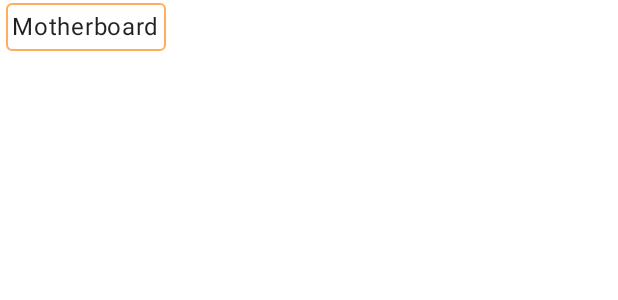
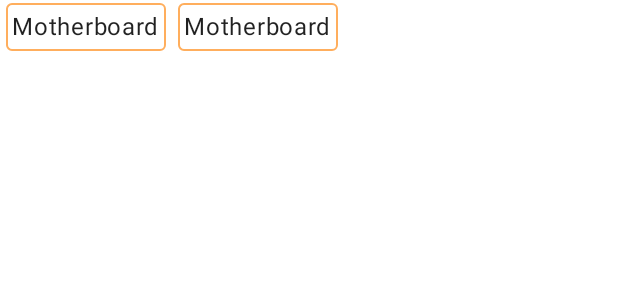
Before and after one commit to irham3/bangun-pc-android, an Android app built with Jetpack Compose: the @Preview function TextChipPreview, on a phone screen of 412 x 824 dp. Shown: the top 300 px of the screen. Run offline under Robolectric (Android 15) with nearby library versions, the phone set to English and light mode, and no system bars; our stand-ins replace accompanist.

Commit message:
Improving TextChip

```diff
--- a/app/src/main/java/com/kaizen/bangunpc/ui/components/TextChip.kt
+++ b/app/src/main/java/com/kaizen/bangunpc/ui/components/TextChip.kt
@@ -1,5 +1,6 @@
 package com.kaizen.bangunpc.ui.components
 
+import android.util.Log
 import androidx.compose.foundation.background
 import androidx.compose.foundation.border
 import androidx.compose.foundation.clickable
@@ -25,11 +26,13 @@ import com.kaizen.bangunpc.ui.theme.Orange
 
 @Composable
 fun TextChip(
-    isSelected: Boolean,
     text: String,
-    onChecked: (Boolean) -> Unit,
+    onSelected: () -> Unit,
     selectedColor: Color = Orange
 ) {
+    val isSelected = remember {
+        mutableStateOf(false)
+    }
     Row(
         horizontalArrangement = Arrangement.Center,
         verticalAlignment = Alignment.CenterVertically,
@@ -40,43 +43,54 @@ fun TextChip(
             )
             .border(
                 width = 1.dp,
-                color = if (isSelected) selectedColor else Orange,
-                shape = Shapes().medium
+                color = if (isSelected.value) selectedColor else Orange,
+                shape = Shapes().small
             )
             .background(
-                color = if (isSelected) selectedColor else Transparent,
-                shape = Shapes().medium
+                color = if (isSelected.value) selectedColor else Transparent,
+                shape = Shapes().small
             )
-            .clip(shape = Shapes().medium)
+            .clip(shape = Shapes().small)
             .clickable {
-                onChecked(!isSelected)
+                isSelected.value = !isSelected.value
+                if(isSelected.value) {
+                    onSelected()
+                }
             }
             .padding(4.dp)
     ) {
         Text(
             text = text,
-            color = if (isSelected) White else Unspecified
+            color = if (isSelected.value) White else Unspecified
         )
     }
 }
 // Chip View
 
 @Preview(
-    showBackground = true
+    showBackground = true,
+    showSystemUi = true
 )
 @Composable
 private fun TextChipPreview() {
-    val textChipRememberOneState = remember {
-        mutableStateOf(false)
-    }
     AppTheme {
-        TextChip(
-            isSelected = textChipRememberOneState.value,
-            text = "Motherboard",
-            selectedColor = Orange,
-            onChecked = {
-                textChipRememberOneState.value = it
-            }
-        )
+        Row() {
+
+            TextChip(
+                text = "Motherboard",
+                selectedColor = Orange,
+                onSelected = {
+                    Log.e("Chip", "selected1")
+                }
+            )
+
+            TextChip(
+                text = "Motherboard",
+                selectedColor = Orange,
+                onSelected = {
+                    Log.e("Chip", "selected2")
+                }
+            )
+        }
     }
 }
--- a/app/src/main/java/com/kaizen/bangunpc/ui/screen/catalog/CatalogScreen.kt
+++ b/app/src/main/java/com/kaizen/bangunpc/ui/screen/catalog/CatalogScreen.kt
@@ -64,6 +64,7 @@ fun CatalogScreen(
                         query = keyword,
                         onQueryChange = viewModel::search
                     )
+
                 }
             )
             products.let { uiState ->
```
